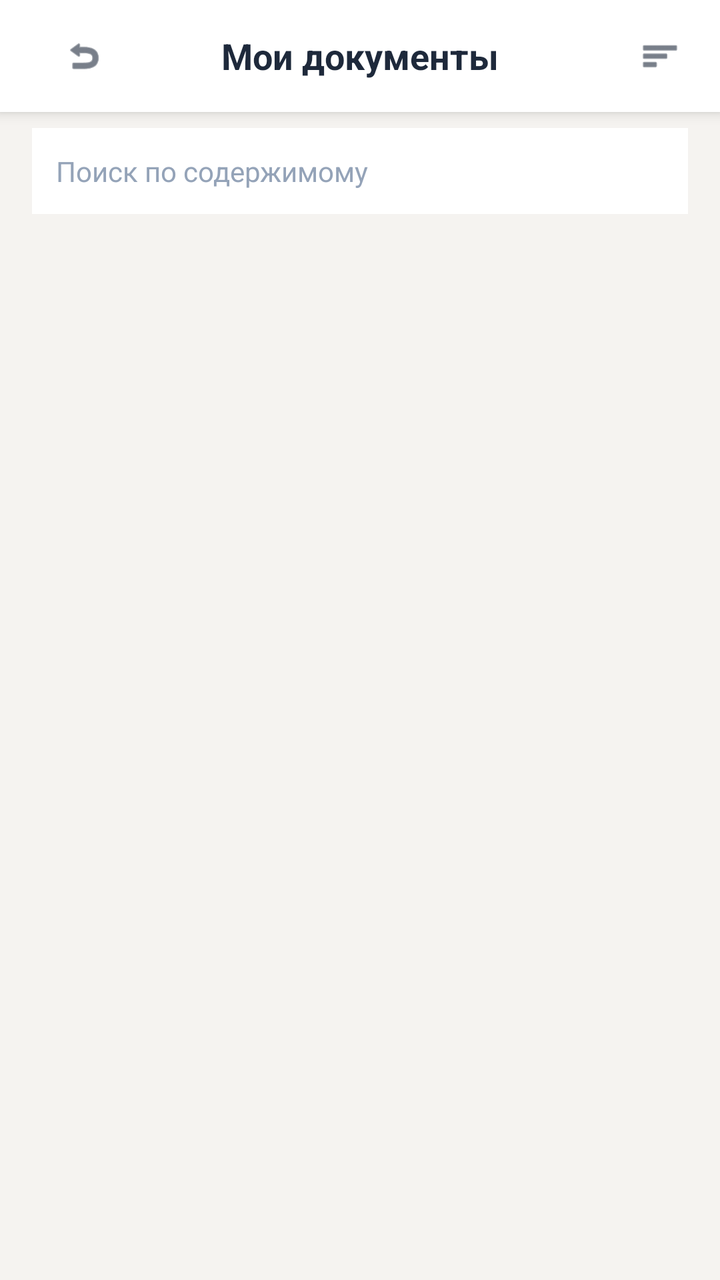
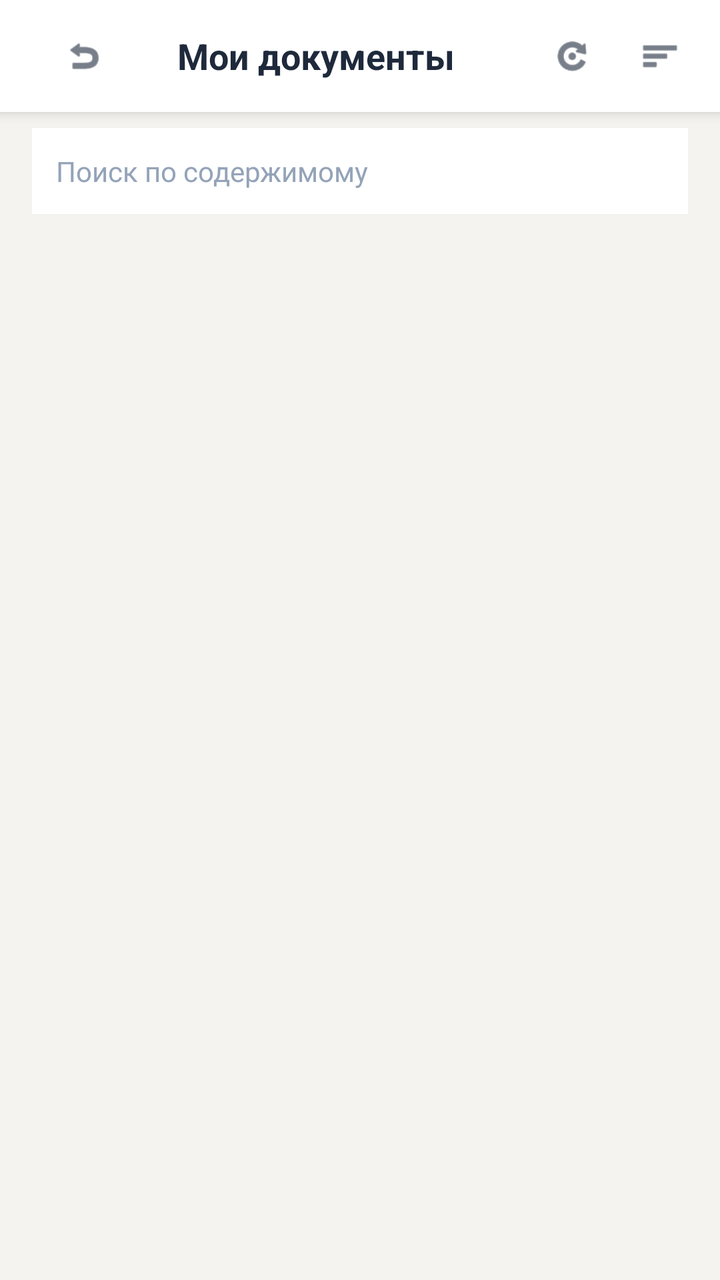

Before-and-after screenshots of an Android layout around one commit, followed by the original layout XML and the change that was made.
<!-- AndroidManifest.xml: activity theme Theme.ScanDoc -->
<!-- res/layout/activity_documents.xml -->
<?xml version="1.0" encoding="utf-8"?>
<LinearLayout xmlns:android="http://schemas.android.com/apk/res/android"
    xmlns:app="http://schemas.android.com/apk/res-auto"
    android:layout_width="match_parent"
    android:layout_height="match_parent"
    android:orientation="vertical"
    android:background="@color/background">

    
    <LinearLayout
        android:layout_width="match_parent"
        android:layout_height="56dp"
        android:orientation="horizontal"
        android:paddingHorizontal="16dp"
        android:gravity="center_vertical"
        android:background="@color/surface"
        android:elevation="4dp">

        <com.google.android.material.button.MaterialButton
            android:id="@+id/backButton"
            android:layout_width="40dp"
            android:layout_height="40dp"
            app:icon="@android:drawable/ic_menu_revert"
            app:iconSize="20dp"
            app:iconTint="@color/text_primary"
            app:cornerRadius="20dp"
            android:insetTop="0dp"
            android:insetBottom="0dp"
            android:background="@android:color/transparent"/>

        <TextView
            android:layout_width="0dp"
            android:layout_height="wrap_content"
            android:layout_weight="1"
            android:text="Мои документы"
            android:textSize="18sp"
            android:textStyle="bold"
            android:textColor="@color/text_primary"
            android:gravity="center"/>

        <com.google.android.material.button.MaterialButton
            android:id="@+id/sortButton"
            android:layout_width="40dp"
            android:layout_height="40dp"
            app:icon="@android:drawable/ic_menu_sort_by_size"
            app:iconSize="20dp"
            app:iconTint="@color/text_primary"
            app:cornerRadius="20dp"
            android:insetTop="0dp"
            android:insetBottom="0dp"
            android:background="@android:color/transparent"/>
    </LinearLayout>

    
    <EditText
        android:id="@+id/searchInput"
        android:layout_width="match_parent"
        android:layout_height="wrap_content"
        android:layout_marginStart="16dp"
        android:layout_marginEnd="16dp"
        android:layout_marginTop="8dp"
        android:layout_marginBottom="8dp"
        android:hint="Поиск по содержимому"
        android:padding="12dp"
        android:background="@color/surface"
        android:textColor="@color/text_primary"
        android:textColorHint="@color/text_secondary"
        android:textSize="14sp"
        android:inputType="text"
        android:imeOptions="actionSearch"
        android:drawablePadding="8dp"
        android:maxLines="1"
        android:singleLine="true" />

    
    <FrameLayout
        android:layout_width="match_parent"
        android:layout_height="0dp"
        android:layout_weight="1">

        <androidx.recyclerview.widget.RecyclerView
            android:id="@+id/documentsRecyclerView"
            android:layout_width="match_parent"
            android:layout_height="match_parent"
            android:padding="16dp"
            android:clipToPadding="false" />

        <TextView
            android:id="@+id/emptyState"
            android:layout_width="wrap_content"
            android:layout_height="wrap_content"
            android:layout_gravity="center"
            android:text="Нет документов"
            android:textColor="@color/text_secondary"
            android:textSize="20sp"
            android:visibility="gone" />
    </FrameLayout>
</LinearLayout>
<!-- resources referenced by this layout -->
<resources>
  <color name="background">#F5F3F0</color>
  <color name="surface">#FFFFFF</color>
  <color name="text_primary">#1E293B</color>
  <color name="text_secondary">#94A3B8</color>
  <style name="Theme.ScanDoc" parent="Theme.MaterialComponents.DayNight.NoActionBar">
          <item name="colorPrimary">#4F46E5</item>
          <item name="colorPrimaryDark">#3730A3</item>
          <item name="colorAccent">#F59E0B</item>
          <item name="colorPrimaryVariant">@color/primary_dark</item>
          <item name="colorOnPrimary">@color/white</item>
      </style>
  <color name="primary_dark">#3730A3</color>
  <color name="white">#FFFFFF</color>
</resources>

<!-- the commit's change to res/layout/activity_documents.xml (unified diff, before → after) -->
@@ -37,6 +37,19 @@
             android:textStyle="bold"
             android:textColor="@color/text_primary"
             android:gravity="center"/>
+
+        <com.google.android.material.button.MaterialButton
+            android:id="@+id/reindexButton"
+            android:layout_width="40dp"
+            android:layout_height="40dp"
+            android:layout_marginEnd="4dp"
+            app:icon="@android:drawable/ic_menu_rotate"
+            app:iconSize="20dp"
+            app:iconTint="@color/text_primary"
+            app:cornerRadius="20dp"
+            android:insetTop="0dp"
+            android:insetBottom="0dp"
+            android:background="@android:color/transparent"/>
 
         <com.google.android.material.button.MaterialButton
             android:id="@+id/sortButton"
